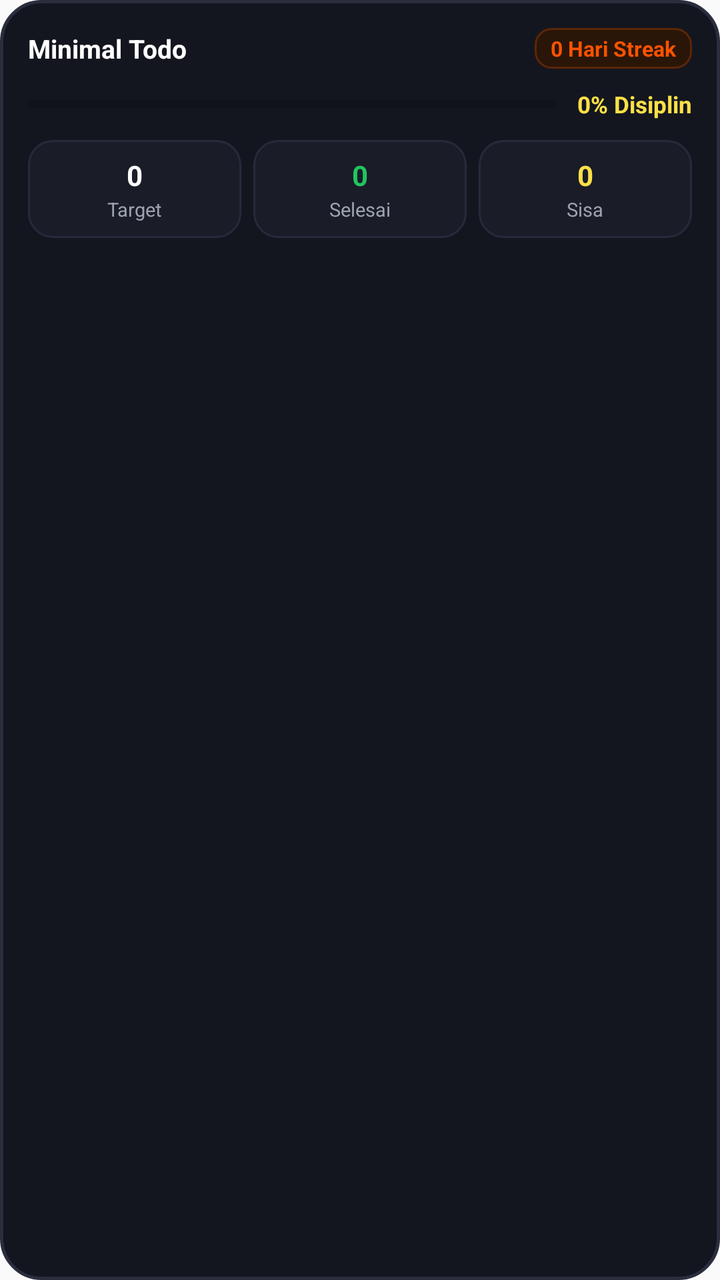
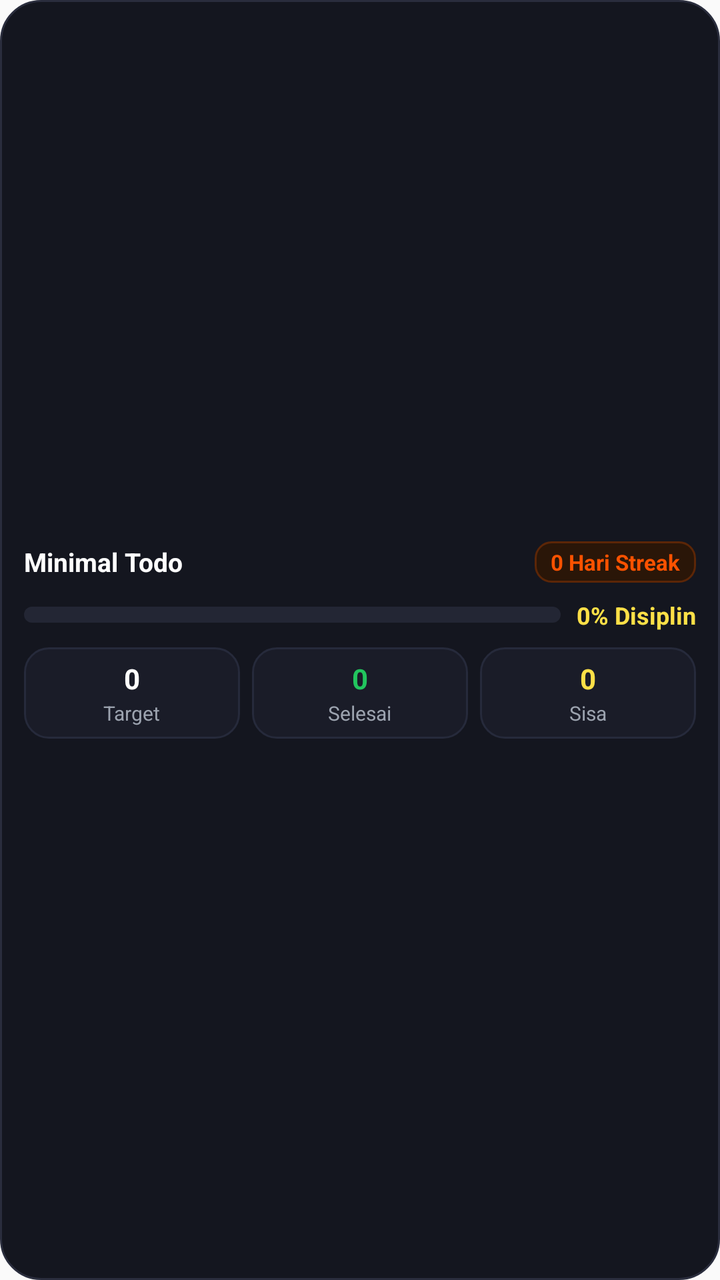

Compare the two renders of this Android layout. The source of the first and the diff that turns it into the second are given below.
<!-- AndroidManifest.xml: application theme AppTheme -->
<!-- res/layout/widget_bento.xml -->
<?xml version="1.0" encoding="utf-8"?>
<LinearLayout xmlns:android="http://schemas.android.com/apk/res/android"
    android:id="@+id/widget_root"
    android:layout_width="match_parent"
    android:layout_height="wrap_content"
    android:background="@drawable/bg_widget_bento"
    android:orientation="vertical"
    android:padding="14dp">

    
    <LinearLayout
        android:layout_width="match_parent"
        android:layout_height="wrap_content"
        android:gravity="center_vertical"
        android:orientation="horizontal">

        <TextView
            android:layout_width="wrap_content"
            android:layout_height="wrap_content"
            android:text="Minimal Todo"
            android:textColor="#FFFFFF"
            android:textSize="13sp"
            android:textStyle="bold" />

        <View
            android:layout_width="0dp"
            android:layout_height="1dp"
            android:layout_weight="1" />

        <TextView
            android:id="@+id/widget_streak"
            android:layout_width="wrap_content"
            android:layout_height="wrap_content"
            android:background="@drawable/bg_widget_streak"
            android:paddingStart="8dp"
            android:paddingTop="3dp"
            android:paddingEnd="8dp"
            android:paddingBottom="3dp"
            android:text="0 Hari Streak"
            android:textColor="#FC5200"
            android:textSize="10.5sp"
            android:textStyle="bold" />
    </LinearLayout>

    
    <LinearLayout
        android:layout_width="match_parent"
        android:layout_height="wrap_content"
        android:layout_marginTop="10dp"
        android:gravity="center_vertical"
        android:orientation="horizontal">

        <ProgressBar
            android:id="@+id/widget_progress_bar"
            style="?android:attr/progressBarStyleHorizontal"
            android:layout_width="0dp"
            android:layout_height="8dp"
            android:layout_weight="1"
            android:max="100"
            android:progress="0" />

        <TextView
            android:id="@+id/widget_progress_text"
            android:layout_width="wrap_content"
            android:layout_height="wrap_content"
            android:layout_marginStart="10dp"
            android:text="0% Disiplin"
            android:textColor="#FDE047"
            android:textSize="11.5sp"
            android:textStyle="bold" />
    </LinearLayout>

    
    <LinearLayout
        android:layout_width="match_parent"
        android:layout_height="wrap_content"
        android:layout_marginTop="10dp"
        android:baselineAligned="false"
        android:orientation="horizontal"
        android:weightSum="3">

        
        <LinearLayout
            android:layout_width="0dp"
            android:layout_height="wrap_content"
            android:layout_weight="1"
            android:background="@drawable/bg_widget_stat_box"
            android:gravity="center"
            android:orientation="vertical"
            android:padding="8dp">

            <TextView
                android:id="@+id/widget_stat_total"
                android:layout_width="wrap_content"
                android:layout_height="wrap_content"
                android:text="0"
                android:textColor="#FFFFFF"
                android:textSize="14sp"
                android:textStyle="bold" />

            <TextView
                android:layout_width="wrap_content"
                android:layout_height="wrap_content"
                android:layout_marginTop="1dp"
                android:text="Target"
                android:textColor="#9CA3AF"
                android:textSize="9.5sp" />
        </LinearLayout>

        
        <LinearLayout
            android:layout_width="0dp"
            android:layout_height="wrap_content"
            android:layout_marginStart="6dp"
            android:layout_weight="1"
            android:background="@drawable/bg_widget_stat_box"
            android:gravity="center"
            android:orientation="vertical"
            android:padding="8dp">

            <TextView
                android:id="@+id/widget_stat_completed"
                android:layout_width="wrap_content"
                android:layout_height="wrap_content"
                android:text="0"
                android:textColor="#22C55E"
                android:textSize="14sp"
                android:textStyle="bold" />

            <TextView
                android:layout_width="wrap_content"
                android:layout_height="wrap_content"
                android:layout_marginTop="1dp"
                android:text="Selesai"
                android:textColor="#9CA3AF"
                android:textSize="9.5sp" />
        </LinearLayout>

        
        <LinearLayout
            android:layout_width="0dp"
            android:layout_height="wrap_content"
            android:layout_marginStart="6dp"
            android:layout_weight="1"
            android:background="@drawable/bg_widget_stat_box"
            android:gravity="center"
            android:orientation="vertical"
            android:padding="8dp">

            <TextView
                android:id="@+id/widget_stat_remaining"
                android:layout_width="wrap_content"
                android:layout_height="wrap_content"
                android:text="0"
                android:textColor="#FDE047"
                android:textSize="14sp"
                android:textStyle="bold" />

            <TextView
                android:layout_width="wrap_content"
                android:layout_height="wrap_content"
                android:layout_marginTop="1dp"
                android:text="Sisa"
                android:textColor="#9CA3AF"
                android:textSize="9.5sp" />
        </LinearLayout>

    </LinearLayout>

</LinearLayout>
<!-- resources referenced by this layout -->
<resources>
  <!-- drawable bg_widget_bento (drawable) -->
  <?xml version="1.0" encoding="utf-8"?>
  <shape xmlns:android="http://schemas.android.com/apk/res/android"
      android:shape="rectangle">
      <solid android:color="#14161F" />
      <corners android:radius="20dp" />
      <stroke
          android:width="1.5dp"
          android:color="#2A2D3D" />
  </shape>
  <!-- drawable bg_widget_stat_box (drawable) -->
  <?xml version="1.0" encoding="utf-8"?>
  <shape xmlns:android="http://schemas.android.com/apk/res/android"
      android:shape="rectangle">
      <solid android:color="#1A1C28" />
      <corners android:radius="12dp" />
      <stroke
          android:width="1dp"
          android:color="#262A3B" />
  </shape>
  <!-- drawable bg_widget_streak (drawable) -->
  <?xml version="1.0" encoding="utf-8"?>
  <shape xmlns:android="http://schemas.android.com/apk/res/android"
      android:shape="rectangle">
      <solid android:color="#2A1608" />
      <corners android:radius="8dp" />
      <stroke
          android:width="1dp"
          android:color="#5C2607" />
  </shape>
  <style name="AppTheme" parent="Theme.MinimalTodo" />
  <style name="Theme.MinimalTodo" parent="Theme.AppCompat.DayNight.NoActionBar">
          <item name="android:statusBarColor">#0D1117</item>
          <item name="android:navigationBarColor">#0D1117</item>
          <item name="android:windowNoTitle">true</item>
          <item name="android:windowActionBar">false</item>
      </style>
</resources>

<!-- the commit's change to res/layout/widget_bento.xml (unified diff, before → after) -->
@@ -2,43 +2,75 @@
 <LinearLayout xmlns:android="http://schemas.android.com/apk/res/android"
     android:id="@+id/widget_root"
     android:layout_width="match_parent"
-    android:layout_height="wrap_content"
+    android:layout_height="match_parent"
     android:background="@drawable/bg_widget_bento"
+    android:gravity="center_vertical"
     android:orientation="vertical"
-    android:padding="14dp">
+    android:padding="12dp">
+
+    
+    <RelativeLayout
+        android:layout_width="match_parent"
+        android:layout_height="wrap_content">
+
+        <TextView
+            android:layout_width="wrap_content"
+            android:layout_height="wrap_content"
+            android:layout_alignParentStart="true"
+            android:layout_alignParentLeft="true"
+            android:layout_centerVertical="true"
+            android:text="Minimal Todo"
+            android:textColor="#FFFFFF"
+            android:textSize="13sp"
+            android:textStyle="bold" />
+
+        <TextView
+            android:id="@+id/widget_streak"
+            android:layout_width="wrap_content"
+            android:layout_height="wrap_content"
+            android:layout_alignParentEnd="true"
+            android:layout_alignParentRight="true"
+            android:layout_centerVertical="true"
+            android:background="@drawable/bg_widget_streak"
+            android:paddingLeft="8dp"
+            android:paddingTop="3dp"
+            android:paddingRight="8dp"
+            android:paddingBottom="3dp"
+            android:paddingStart="8dp"
+            android:paddingEnd="8dp"
+            android:text="0 Hari Streak"
+            android:textColor="#FC5200"
+            android:textSize="11sp"
+            android:textStyle="bold" />
+    </RelativeLayout>
 
     
     <LinearLayout
         android:layout_width="match_parent"
         android:layout_height="wrap_content"
+        android:layout_marginTop="8dp"
         android:gravity="center_vertical"
         android:orientation="horizontal">
 
+        <ProgressBar
+            android:id="@+id/widget_progress_bar"
+            style="@android:style/Widget.ProgressBar.Horizontal"
+            android:layout_width="0dp"
+            android:layout_height="8dp"
+            android:layout_weight="1"
+            android:max="100"
+            android:progress="0"
+            android:progressDrawable="@drawable/progress_widget_bar" />
+
         <TextView
+            android:id="@+id/widget_progress_text"
             android:layout_width="wrap_content"
             android:layout_height="wrap_content"
-            android:text="Minimal Todo"
-            android:textColor="#FFFFFF"
-            android:textSize="13sp"
-            android:textStyle="bold" />
-
-        <View
-            android:layout_width="0dp"
-            android:layout_height="1dp"
-            android:layout_weight="1" />
-
-        <TextView
-            android:id="@+id/widget_streak"
-            android:layout_width="wrap_content"
-            android:layout_height="wrap_content"
-            android:background="@drawable/bg_widget_streak"
-            android:paddingStart="8dp"
-            android:paddingTop="3dp"
-            android:paddingEnd="8dp"
-            android:paddingBottom="3dp"
-            android:text="0 Hari Streak"
-            android:textColor="#FC5200"
-            android:textSize="10.5sp"
+            android:layout_marginStart="8dp"
+            android:layout_marginLeft="8dp"
+            android:text="0% Disiplin"
+            android:textColor="#FDE047"
+            android:textSize="12sp"
             android:textStyle="bold" />
     </LinearLayout>
 
@@ -46,35 +78,7 @@
     <LinearLayout
         android:layout_width="match_parent"
         android:layout_height="wrap_content"
-        android:layout_marginTop="10dp"
-        android:gravity="center_vertical"
-        android:orientation="horizontal">
-
-        <ProgressBar
-            android:id="@+id/widget_progress_bar"
-            style="?android:attr/progressBarStyleHorizontal"
-            android:layout_width="0dp"
-            android:layout_height="8dp"
-            android:layout_weight="1"
-            android:max="100"
-            android:progress="0" />
-
-        <TextView
-            android:id="@+id/widget_progress_text"
-            android:layout_width="wrap_content"
-            android:layout_height="wrap_content"
-            android:layout_marginStart="10dp"
-            android:text="0% Disiplin"
-            android:textColor="#FDE047"
-            android:textSize="11.5sp"
-            android:textStyle="bold" />
-    </LinearLayout>
-
-    
-    <LinearLayout
-        android:layout_width="match_parent"
-        android:layout_height="wrap_content"
-        android:layout_marginTop="10dp"
+        android:layout_marginTop="8dp"
         android:baselineAligned="false"
         android:orientation="horizontal"
         android:weightSum="3">
@@ -87,7 +91,7 @@
             android:background="@drawable/bg_widget_stat_box"
             android:gravity="center"
             android:orientation="vertical"
-            android:padding="8dp">
+            android:padding="6dp">
 
             <TextView
                 android:id="@+id/widget_stat_total"
@@ -104,7 +108,7 @@
                 android:layout_marginTop="1dp"
                 android:text="Target"
                 android:textColor="#9CA3AF"
-                android:textSize="9.5sp" />
+                android:textSize="10sp" />
         </LinearLayout>
 
         
@@ -112,11 +116,12 @@
             android:layout_width="0dp"
             android:layout_height="wrap_content"
             android:layout_marginStart="6dp"
+            android:layout_marginLeft="6dp"
             android:layout_weight="1"
             android:background="@drawable/bg_widget_stat_box"
             android:gravity="center"
             android:orientation="vertical"
-            android:padding="8dp">
+            android:padding="6dp">
 
             <TextView
                 android:id="@+id/widget_stat_completed"
@@ -133,7 +138,7 @@
                 android:layout_marginTop="1dp"
                 android:text="Selesai"
                 android:textColor="#9CA3AF"
-                android:textSize="9.5sp" />
+                android:textSize="10sp" />
         </LinearLayout>
 
         
@@ -141,11 +146,12 @@
             android:layout_width="0dp"
             android:layout_height="wrap_content"
             android:layout_marginStart="6dp"
+            android:layout_marginLeft="6dp"
             android:layout_weight="1"
             android:background="@drawable/bg_widget_stat_box"
             android:gravity="center"
             android:orientation="vertical"
-            android:padding="8dp">
+            android:padding="6dp">
 
             <TextView
                 android:id="@+id/widget_stat_remaining"
@@ -162,7 +168,7 @@
                 android:layout_marginTop="1dp"
                 android:text="Sisa"
                 android:textColor="#9CA3AF"
-                android:textSize="9.5sp" />
+                android:textSize="10sp" />
         </LinearLayout>
 
     </LinearLayout>
<!-- resource entries referenced after the edit -->
@@ -7,7 +7,7 @@
       <solid android:color="#14161F" />
       <corners android:radius="20dp" />
       <stroke
-          android:width="1.5dp"
+          android:width="1dp"
           android:color="#2A2D3D" />
   </shape>
   <!-- drawable bg_widget_stat_box (drawable) -->
@@ -30,6 +30,24 @@
           android:width="1dp"
           android:color="#5C2607" />
   </shape>
+  <!-- drawable progress_widget_bar (drawable) -->
+  <?xml version="1.0" encoding="utf-8"?>
+  <layer-list xmlns:android="http://schemas.android.com/apk/res/android">
+      <item android:id="@android:id/background">
+          <shape>
+              <corners android:radius="4dp" />
+              <solid android:color="#232634" />
+          </shape>
+      </item>
+      <item android:id="@android:id/progress">
+          <clip>
+              <shape>
+                  <corners android:radius="4dp" />
+                  <solid android:color="#FDE047" />
+              </shape>
+          </clip>
+      </item>
+  </layer-list>
   <style name="AppTheme" parent="Theme.MinimalTodo" />
   <style name="Theme.MinimalTodo" parent="Theme.AppCompat.DayNight.NoActionBar">
           <item name="android:statusBarColor">#0D1117</item>
